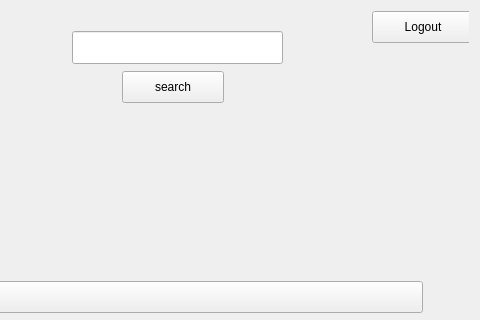
Qt form main.ui (Najer-jril/app1) before a commit; both pictures show x 129 to 609 and y 0 to 320 of the 609 by 425 pixel window.
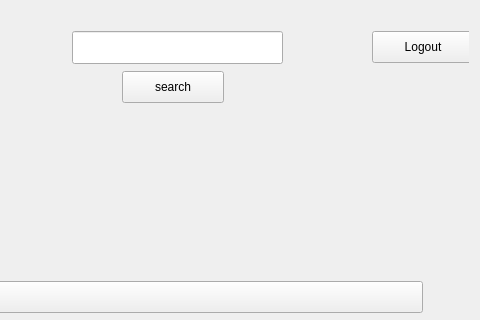
The same form after that commit. The open tabs and pages were chosen to show the change. Custom widgets are drawn as their Qt base class.

Diff of the .ui file:
```diff
--- a/main.ui
+++ b/main.ui
@@ -691,7 +691,7 @@
        <property name="geometry">
         <rect>
          <x>490</x>
-         <y>0</y>
+         <y>20</y>
          <width>102</width>
          <height>32</height>
         </rect>
```
Left out of the diff: 50 changed lines with no effect on the pictures.
